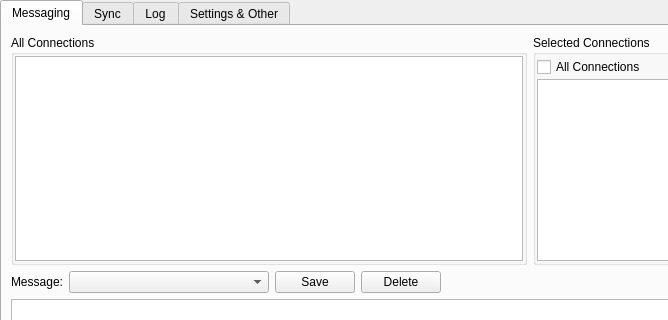
Above: src/gui/ui/instancewidget.ui from smalbadger/social before the change; both pictures show x 0 to 668 and y 0 to 320 of the 1059 by 521 pixel window. Below: the same form after it.
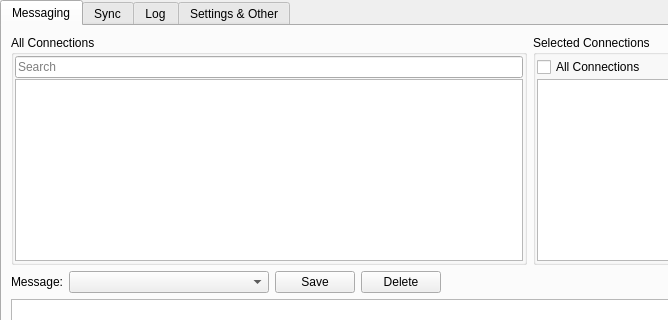
That is the form after the change. Icons and pictures are not drawn.

Commit message: Added searching all connections and sort them alphabetically

Patch:
```diff
--- a/src/gui/ui/instancewidget.ui
+++ b/src/gui/ui/instancewidget.ui
@@ -94,6 +94,22 @@
               </property>
              </widget>
             </item>
+            <item row="0" column="0">
+             <widget class="QLineEdit" name="searchBox">
+              <property name="sizePolicy">
+               <sizepolicy hsizetype="Minimum" vsizetype="Fixed">
+                <horstretch>0</horstretch>
+                <verstretch>0</verstretch>
+               </sizepolicy>
+              </property>
+              <property name="placeholderText">
+               <string>Search</string>
+              </property>
+              <property name="clearButtonEnabled">
+               <bool>false</bool>
+              </property>
+             </widget>
+            </item>
            </layout>
           </widget>
          </item>
```
Left out of the diff: 10 changed lines with no effect on the pictures. The commit also changes 1 other file.
